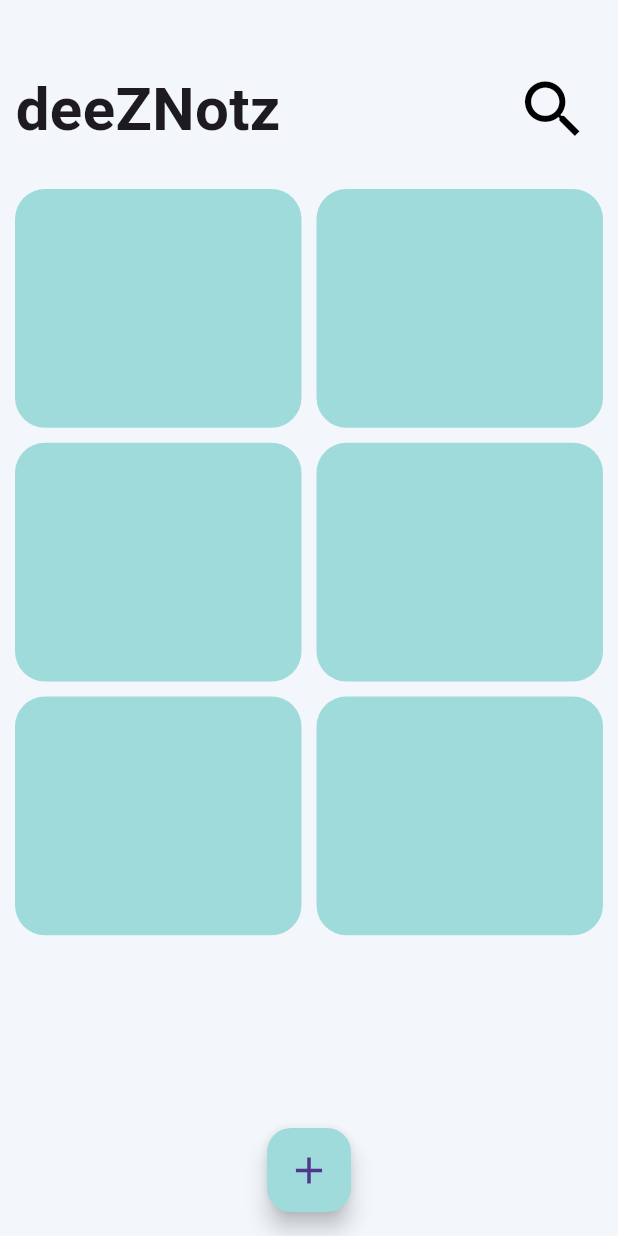
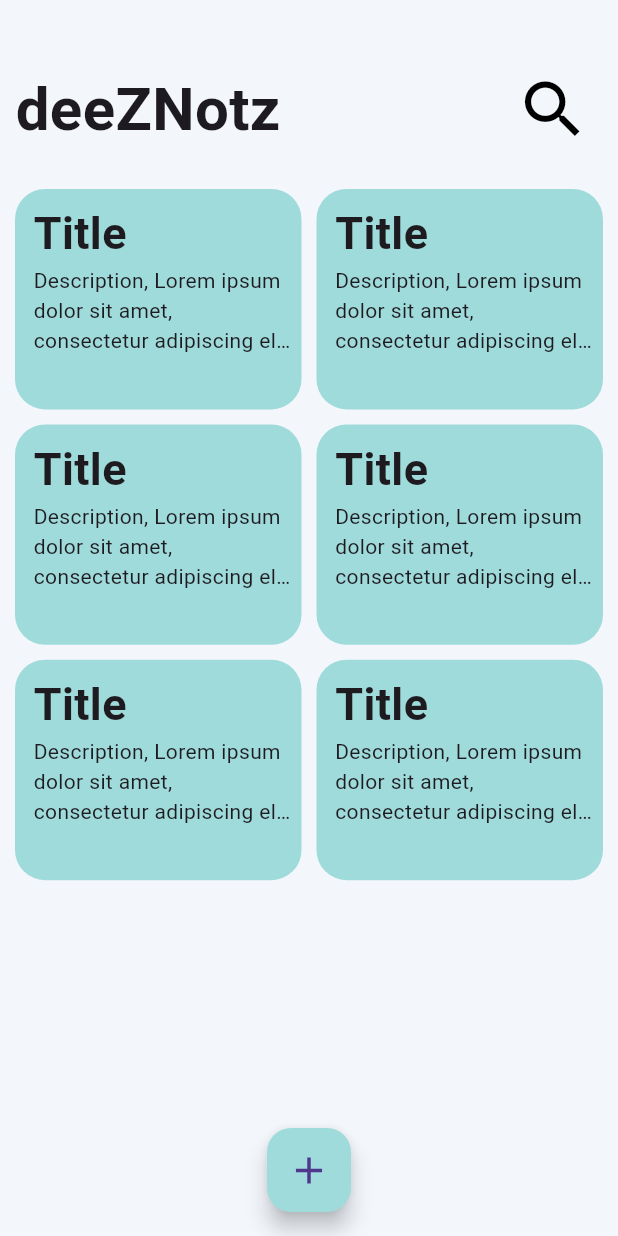
Before and after one commit to akarshbr/deeZNotz, a Flutter app: the screen it shows after launch, on a phone screen of 412 x 824 dp. Run offline on Flutter 3.47's test engine with Material 3 defaults, Android fonts, the phone set to English and light mode, and no system bars.

Commit message:
note card widget for home screen added

```diff
--- /dev/null
+++ b/lib/core/dummy_data/dummy_data.dart
@@ -0,0 +1,8 @@
+class DummyData{
+  static const String title = "Title";
+  static const String desc = "Description, Lorem ipsum dolor sit amet, consectetur adipiscing elit,"
+      " sed do eiusmod tempor incididunt ut labore et dolore magna aliqua. Ut enim ad minim veniam, "
+      "quis nostrud exercitation ullamco laboris nisi ut aliquip ex ea commodo consequat. Duis aute irure "
+      "dolor in reprehenderit in voluptate velit esse cillum dolore eu fugiat nulla pariatur."
+      " Excepteur sint occaecat cupidatat non proident, sunt in culpa qui officia deserunt mollit anim id est laborum.";
+}
--- a/lib/presentation/home/view/home_screen.dart
+++ b/lib/presentation/home/view/home_screen.dart
@@ -1,5 +1,6 @@
 import 'package:deeznotz/core/constants/colors.dart';
 import 'package:deeznotz/core/constants/style.dart';
+import 'package:deeznotz/presentation/home/view/widgets/note_card.dart';
 import 'package:flutter/material.dart';
 
 class HomeScreen extends StatefulWidget {
@@ -27,7 +28,7 @@ class _HomeScreenState extends State<HomeScreen> {
                   child: Row(
                     mainAxisAlignment: MainAxisAlignment.start,
                     children: [
-                      Text("deeZNotz", style: TextStyle(fontSize: 40, fontWeight: FontWeight.bold)),
+                      const Text("deeZNotz", style: StyleVariables.logoStyleLight),
                       Spacer(),
                       IconButton(onPressed: () {}, icon: Icon(Icons.search, color: Colors.black, size: 50))
                     ],
@@ -39,14 +40,10 @@ class _HomeScreenState extends State<HomeScreen> {
             SliverAnimatedGrid(
                 initialItemCount: 6,
                 itemBuilder: (context, index, _) {
-                  return Container(
-                    height: 100,
-                    decoration:
-                        BoxDecoration(borderRadius: BorderRadius.circular(20), color: ColorConstants.cardBGColorLight),
-                  );
+                  return NoteCard();
                 },
                 gridDelegate: SliverGridDelegateWithMaxCrossAxisExtent(
-                    maxCrossAxisExtent: 200, mainAxisSpacing: 10, crossAxisSpacing: 10, childAspectRatio: 1.2))
+                    maxCrossAxisExtent: 200, mainAxisSpacing: 10, crossAxisSpacing: 10, childAspectRatio: 1.3))
           ],
         ),
       ),
--- /dev/null
+++ b/lib/presentation/home/view/widgets/note_card.dart
@@ -0,0 +1,27 @@
+import 'package:deeznotz/core/constants/colors.dart';
+import 'package:deeznotz/core/constants/style.dart';
+import 'package:deeznotz/core/dummy_data/dummy_data.dart';
+import 'package:flutter/material.dart';
+
+class NoteCard extends StatelessWidget {
+  const NoteCard({super.key});
+
+  @override
+  Widget build(BuildContext context) {
+    var size = MediaQuery.of(context).size;
+    return InkWell(
+      onTap: () {},
+      child: Container(
+        padding: EdgeInsets.only(left: size.width*.03,top: size.height*.01,right: size.width*.015),
+        decoration: BoxDecoration(borderRadius: BorderRadius.circular(20), color: ColorConstants.cardBGColorLight),
+        child: Column(
+          crossAxisAlignment: CrossAxisAlignment.start,
+          children: [
+            Text(DummyData.title,style: StyleVariables.cardTitleTextStyleLight,),
+            Text(DummyData.desc,overflow: TextOverflow.ellipsis,maxLines: 3,style: StyleVariables.cardDescTextStyleLight)
+          ],
+        ),
+      ),
+    );
+  }
+}
```
